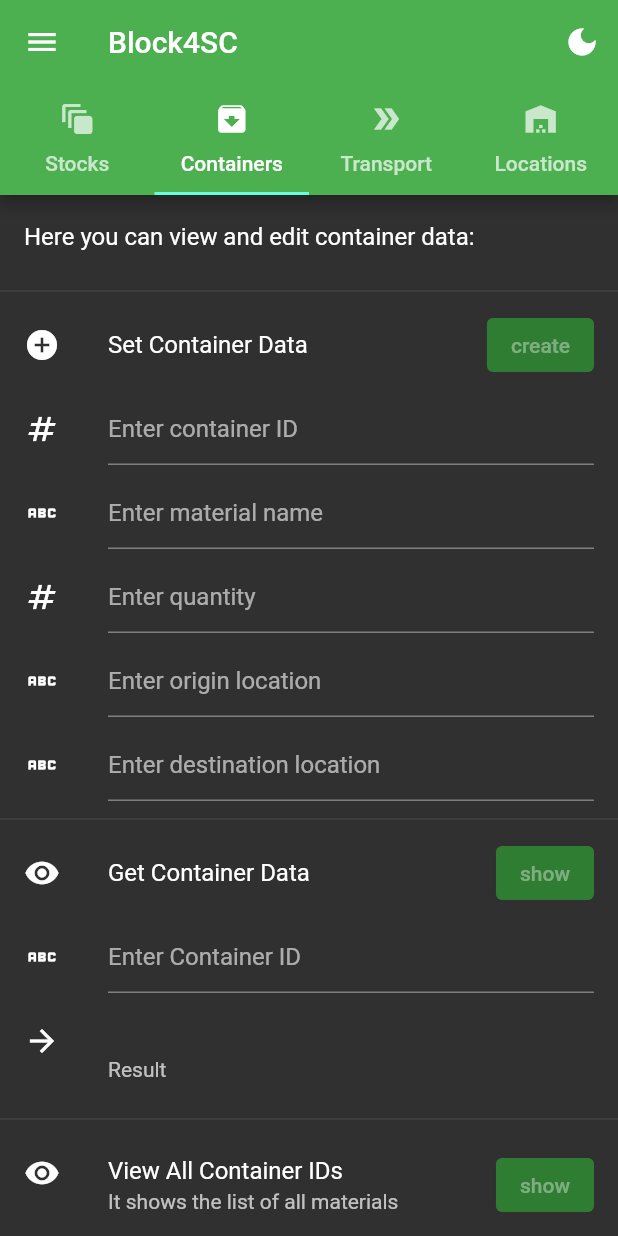
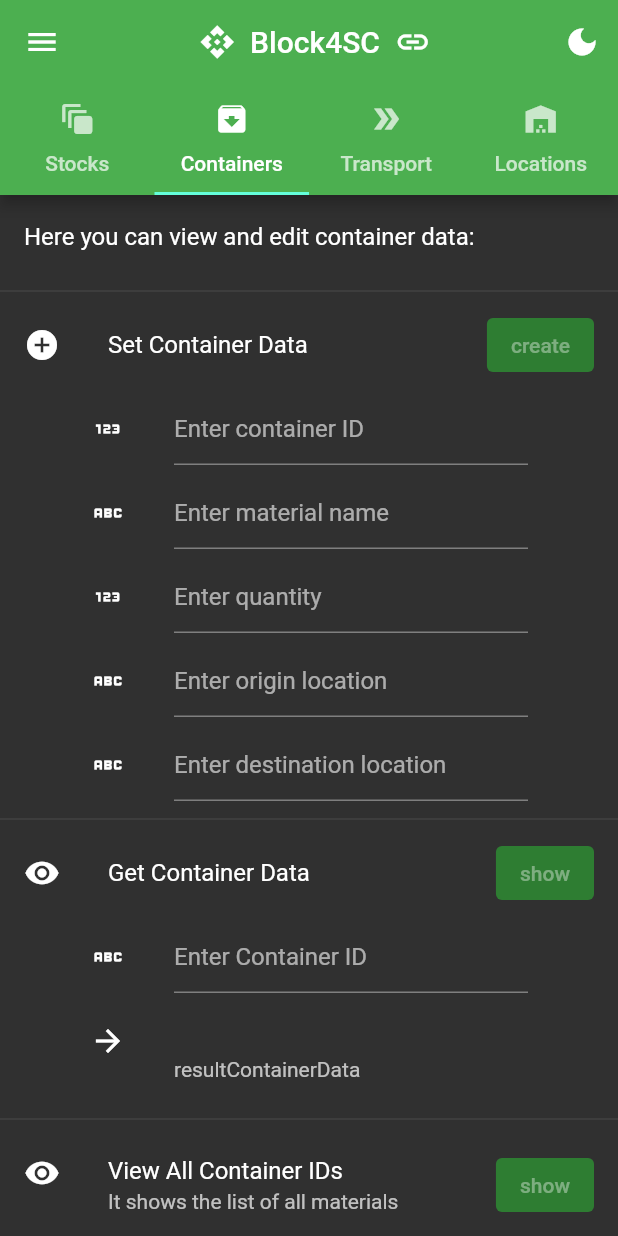
Before and after one commit to javioroz/Block4SC, a Flutter app: the screen it shows after launch, tab 2 chosen, on a phone screen of 412 x 824 dp. Run offline on Flutter 3.47's test engine with Material 2 defaults, Android fonts, the light colour scheme and no system bars; our stand-ins replace flutter_dotenv, flutter_riverpod.

Commit message:
2022.07.04 UserInterface improved (paddings)

```diff
--- a/lib/pages/containers.dart
+++ b/lib/pages/containers.dart
@@ -2,7 +2,6 @@
 
 class Containers extends StatelessWidget {
   const Containers({Key? key}) : super(key: key);
-
   @override
   Widget build(BuildContext context) {
     void _showButtonPressed() => ScaffoldMessenger.of(context).showSnackBar(
@@ -22,13 +21,15 @@
         trailing: ElevatedButton(onPressed: null, child: Text('create')),
       ),
       const ListTile(
-        leading: Icon(Icons.numbers),
+        contentPadding: EdgeInsets.symmetric(horizontal: 60.0),
+        leading: Icon(Icons.onetwothree),
         subtitle: TextField(
           maxLines: 1,
           decoration: InputDecoration(hintText: 'Enter container ID'),
         ),
       ),
       const ListTile(
+        contentPadding: EdgeInsets.symmetric(horizontal: 60.0),
         leading: Icon(Icons.abc),
         subtitle: TextField(
           maxLines: 1,
@@ -36,13 +37,15 @@
         ),
       ),
       const ListTile(
-        leading: Icon(Icons.numbers),
+        contentPadding: EdgeInsets.symmetric(horizontal: 60.0),
+        leading: Icon(Icons.onetwothree),
         subtitle: TextField(
           maxLines: 1,
           decoration: InputDecoration(hintText: 'Enter quantity'),
         ),
       ),
       const ListTile(
+        contentPadding: EdgeInsets.symmetric(horizontal: 60.0),
         leading: Icon(Icons.abc),
         subtitle: TextField(
           maxLines: 1,
@@ -50,6 +53,7 @@
         ),
       ),
       const ListTile(
+        contentPadding: EdgeInsets.symmetric(horizontal: 60.0),
         leading: Icon(Icons.abc),
         subtitle: TextField(
           maxLines: 1,
@@ -63,6 +67,7 @@
         trailing: ElevatedButton(onPressed: null, child: Text('show')),
       ),
       const ListTile(
+        contentPadding: EdgeInsets.symmetric(horizontal: 60.0),
         leading: Icon(Icons.abc),
         subtitle: TextField(
           maxLines: 1,
@@ -70,8 +75,9 @@
         ),
       ),
       const ListTile(
+        contentPadding: EdgeInsets.symmetric(horizontal: 60.0),
         leading: Icon(Icons.arrow_forward),
-        subtitle: Text('Result'),
+        subtitle: Text('resultContainerData'), //resultContainerData
       ),
       const Divider(), //----------------------------------------------------
       const ListTile(
@@ -81,8 +87,9 @@
         trailing: ElevatedButton(onPressed: null, child: Text('show')),
       ),
       const ListTile(
+        contentPadding: EdgeInsets.symmetric(horizontal: 60.0),
         leading: Icon(Icons.arrow_forward),
-        subtitle: Text('Result'),
+        subtitle: Text('resultAllContIDs'),
       ),
       const Divider(),
     ];
--- a/lib/pages/homeTabs.dart
+++ b/lib/pages/homeTabs.dart
@@ -22,12 +22,13 @@
       const Tab(icon: Icon(Icons.double_arrow), text: 'Transport'),
       const Tab(icon: Icon(Icons.warehouse), text: 'Locations'),
     ];
-    const _kDrawerHeader = UserAccountsDrawerHeader(
-      accountName: Text('Developer: Javier Oroz'),
-      accountEmail: Text('javioroz@proton.me'),
+    final _kDrawerHeader = UserAccountsDrawerHeader(
+      accountName: Text('Dapp: Blockchain 4 Supply Chain'),
+      accountEmail: Text('Developer: JaviOroz@proton.me'),
       currentAccountPicture: CircleAvatar(
         backgroundColor: Colors.black,
-        child: FlutterLogo(size: 42.0),
+        //child: FlutterLogo(size: 42.0),
+        child: Image.asset('assets/img/B4SC_icon_512.png'),
       ),
     );
     final _kDrawerItems = ListView(
@@ -57,7 +58,15 @@
       length: _kTabs.length,
       child: Scaffold(
         appBar: AppBar(
-          title: const Text('Block4SC'),
+          title: Row(
+              mainAxisAlignment: MainAxisAlignment.center,
+              children: const <Widget>[
+                Icon(Icons.api),
+                Text('  Block4SC  '),
+                Icon(Icons.link),
+              ]),
+          //title: const Text('Block4SC'),
+          //leading: Image.asset('assets/img/B4SC_icon.png'),
           backgroundColor: Colors.green,
           bottom: TabBar(
             tabs: _kTabs,
--- a/lib/pages/locations.dart
+++ b/lib/pages/locations.dart
@@ -22,6 +22,7 @@
         trailing: ElevatedButton(onPressed: null, child: Text('show')),
       ),
       const ListTile(
+        contentPadding: EdgeInsets.symmetric(horizontal: 60.0),
         leading: Icon(Icons.abc),
         subtitle: TextField(
           maxLines: 1,
@@ -36,6 +37,7 @@
         trailing: ElevatedButton(onPressed: null, child: Text('show')),
       ),
       const ListTile(
+        contentPadding: EdgeInsets.symmetric(horizontal: 60.0),
         leading: Icon(Icons.abc),
         subtitle: TextField(
           maxLines: 1,
@@ -43,6 +45,7 @@
         ),
       ),
       const ListTile(
+        contentPadding: EdgeInsets.symmetric(horizontal: 60.0),
         leading: Icon(Icons.abc),
         subtitle: TextField(
           maxLines: 1,
@@ -57,8 +60,9 @@
         trailing: ElevatedButton(onPressed: null, child: Text('show')),
       ),
       const ListTile(
+        contentPadding: EdgeInsets.symmetric(horizontal: 60.0),
         leading: Icon(Icons.arrow_forward),
-        subtitle: Text('Result'),
+        subtitle: Text('resultAllLocations'),
       ),
       const Divider(), //----------------------------------------------------
     ];
```
Also changed, not shown: lib/pages/stocks.dart (+7 -2 lines), lib/pages/transport.dart (+8 -4 lines), assets/img/B4SC_icon_40.png (added), assets/img/B4SC_icon_512.png (renamed from assets/img/icon_Block4SC.png), assets/img/javi (copy).jpg (renamed from assets/img/javi.jpg), assets/img/javi.png (added).
